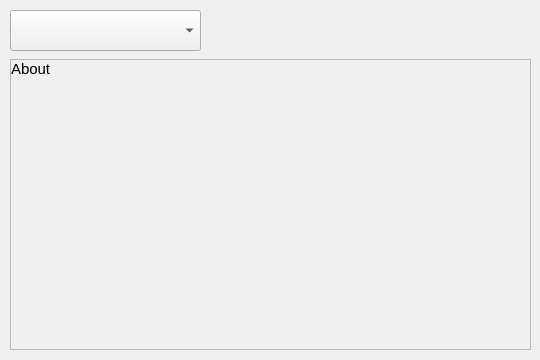
Qt form lab2/aboutalgorithm.ui (Megarekrut65/4sem-ooop-lab2) before a commit.
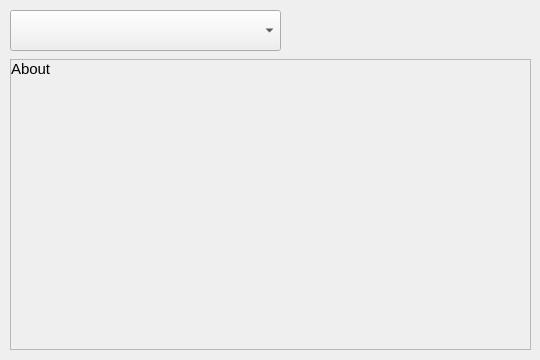
The same form after that commit.

The edit to the form file:
```diff
--- a/lab2/aboutalgorithm.ui
+++ b/lab2/aboutalgorithm.ui
@@ -30,7 +30,7 @@
     <rect>
      <x>10</x>
      <y>10</y>
-     <width>191</width>
+     <width>271</width>
      <height>41</height>
     </rect>
    </property>
```
